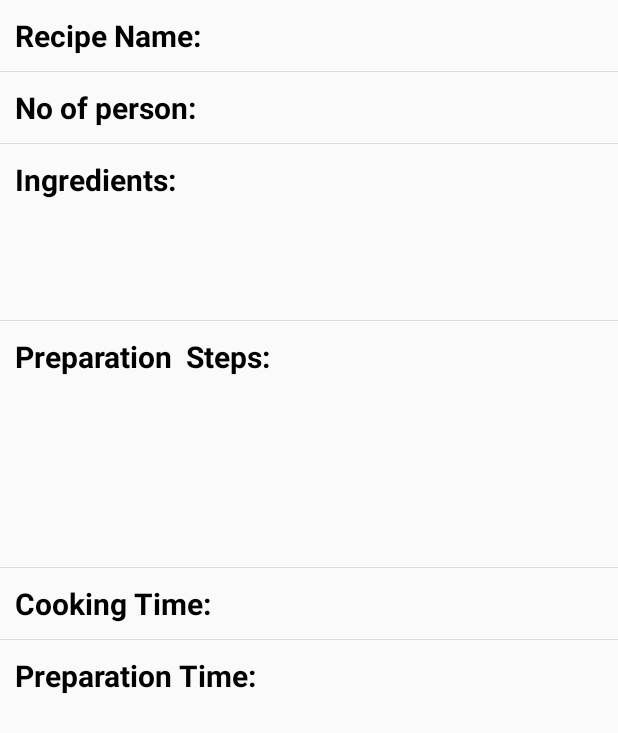
After one commit to m10gandhi/MyRecipeJournal, an Android app: the layout activity_details.xml on its own in the app's theme, with its tools: preview values and no code run, on a phone screen of 412 x 824 dp. The commit adds this screen. Shown: the top 733 px of the screen. Run offline under Robolectric (Android 15) with nearby library versions, the phone set to English and light mode, and no system bars.

Commit message:
Recycler View Updated

```diff
--- a/app/build.gradle
+++ b/app/build.gradle
@@ -38,4 +38,5 @@ dependencies {
     compile 'com.google.firebase:firebase-auth:12.0.0'
 }
 
+
 apply plugin: 'com.google.gms.google-services'
--- /dev/null
+++ b/app/src/main/res/layout/activity_details.xml
@@ -0,0 +1,207 @@
+<?xml version="1.0" encoding="utf-8"?>
+<ScrollView android:layout_height="match_parent"
+    android:layout_width="match_parent"
+    xmlns:android="http://schemas.android.com/apk/res/android" >
+
+
+    <LinearLayout
+        android:layout_height="match_parent"
+        android:layout_width="match_parent"
+        android:orientation="vertical"
+        xmlns:android="http://schemas.android.com/apk/res/android"
+        android:weightSum="8">
+
+
+        <LinearLayout
+            android:layout_width="match_parent"
+            android:layout_height="0dp"
+            android:orientation="horizontal"
+            android:layout_weight="1"
+            android:weightSum="2">
+
+            <TextView
+                android:layout_width="wrap_content"
+                android:layout_height="wrap_content"
+                android:text="Recipe Name:"
+                android:textStyle="bold"
+                android:textSize="20dp"
+                android:textColor="#000000"
+                android:layout_weight="1"
+                android:padding="10dp"
+                />
+
+            <TextView
+                android:layout_width="wrap_content"
+                android:layout_height="wrap_content"
+                android:id="@+id/tv_recipe"
+                android:textStyle="bold"
+                android:textSize="20dp"
+                android:textColor="#000000"
+                android:layout_weight="1"
+                android:padding="10dp"
+                />
+        </LinearLayout>
+
+        <View style="@style/Divider"/>
+
+        <LinearLayout
+            android:layout_width="match_parent"
+            android:layout_height="0dp"
+            android:orientation="horizontal"
+            android:layout_weight="1"
+            android:weightSum="2">
+
+            <TextView
+                android:layout_width="wrap_content"
+                android:layout_height="wrap_content"
+                android:text="No of person:"
+                android:textStyle="bold"
+                android:textSize="20dp"
+                android:textColor="#000000"
+                android:layout_weight="1"
+                android:padding="10dp"
+                />
+
+            <TextView
+                android:layout_width="wrap_content"
+                android:layout_height="wrap_content"
+                android:id="@+id/tv_person"
+                android:textStyle="bold"
+                android:textSize="20dp"
+                android:textColor="#000000"
+                android:layout_weight="1"
+                android:padding="10dp"
+                />
+        </LinearLayout>
+
+        <View style="@style/Divider"/>
+
+        <LinearLayout
+            android:layout_width="match_parent"
+            android:layout_height="0dp"
+            android:orientation="horizontal"
+            android:layout_weight="2"
+            android:weightSum="4">
+
+            <TextView
+                android:layout_width="290dp"
+                android:layout_height="wrap_content"
+                android:layout_weight="2"
+                android:padding="10dp"
+                android:text="Ingredients:"
+                android:textColor="#000000"
+                android:textSize="20dp"
+                android:textStyle="bold" />
+
+            <TextView
+                android:layout_width="wrap_content"
+                android:layout_height="wrap_content"
+                android:id="@+id/tv_ingredients"
+                android:textStyle="bold"
+                android:textSize="20dp"
+                android:textColor="#000000"
+                android:layout_weight="2"
+                android:padding="10dp"
+                android:lines="4"
+                android:inputType="textMultiLine"/>
+        </LinearLayout>
+
+        <View style="@style/Divider"/>
+
+        <LinearLayout
+            android:layout_width="match_parent"
+            android:layout_height="0dp"
+            android:orientation="horizontal"
+            android:layout_weight="2"
+            android:weightSum="2">
+
+            <TextView
+                android:layout_width="290dp"
+                android:layout_height="99dp"
+                android:layout_weight="1"
+                android:padding="10dp"
+                android:text="Preparation  Steps:"
+                android:textColor="#000000"
+                android:textSize="20dp"
+                android:textStyle="bold" />
+
+            <TextView
+                android:layout_width="wrap_content"
+                android:layout_height="wrap_content"
+                android:id="@+id/tv_preparation"
+                android:textStyle="bold"
+                android:textSize="20dp"
+                android:textColor="#000000"
+                android:layout_weight="1"
+                android:padding="10dp"
+                android:inputType="textMultiLine"
+                android:lines="6"
+                android:maxLines="6"
+                android:scrollbars="vertical"/>
+        </LinearLayout>
+
+        <View style="@style/Divider"/>
+
+        <LinearLayout
+            android:layout_width="match_parent"
+            android:layout_height="0dp"
+            android:orientation="horizontal"
+            android:layout_weight="1"
+            android:weightSum="2">
+
+            <TextView
+                android:layout_width="wrap_content"
+                android:layout_height="wrap_content"
+                android:text="Cooking Time:"
+                android:textStyle="bold"
+                android:textSize="20dp"
+                android:textColor="#000000"
+                android:layout_weight="1"
+                android:padding="10dp"
+                />
+
+            <TextView
+                android:id="@+id/tv_cooking"
+                android:layout_width="143dp"
+                android:layout_height="wrap_content"
+                android:layout_weight="1"
+                android:padding="10dp"
+                android:textColor="#000000"
+                android:textSize="20dp"
+                android:textStyle="bold" />
+        </LinearLayout>
+
+        <View style="@style/Divider"/>
+
+        <LinearLayout
+            android:layout_width="match_parent"
+            android:layout_height="0dp"
+            android:orientation="horizontal"
+            android:layout_weight="1"
+            android:weightSum="2">
+
+            <TextView
+                android:layout_width="wrap_content"
+                android:layout_height="wrap_content"
+                android:text="Preparation Time:"
+                android:textStyle="bold"
+                android:textSize="20dp"
+                android:textColor="#000000"
+                android:layout_weight="1"
+                android:padding="10dp"
+                />
+
+            <TextView
+                android:id="@+id/tv_preparationtime"
+                android:layout_width="173dp"
+                android:layout_height="wrap_content"
+                android:layout_weight="1"
+                android:padding="10dp"
+                android:textColor="#000000"
+                android:textSize="20dp"
+                android:textStyle="bold" />
+        </LinearLayout>
+
+
+    </LinearLayout>
+</ScrollView>
```
Also changed, not shown: app/src/main/AndroidManifest.xml (+5 -4 lines), app/src/main/java/com/example/m10ga/myrecipejournal/DetailsActivity.java (added, +43 -0 lines), app/src/main/java/com/example/m10ga/myrecipejournal/Model/ListItem.java (+9 -0 lines), app/src/main/java/com/example/m10ga/myrecipejournal/Recent.java (+59 -2 lines), app/src/main/java/com/example/m10ga/myrecipejournal/Recipe_Entry.java (+9 -2 lines), app/src/main/res/layout/content_recipe_entry.xml (+17 -24 lines), app/src/main/res/menu/menu_delete.xml (added, +11 -0 lines).
